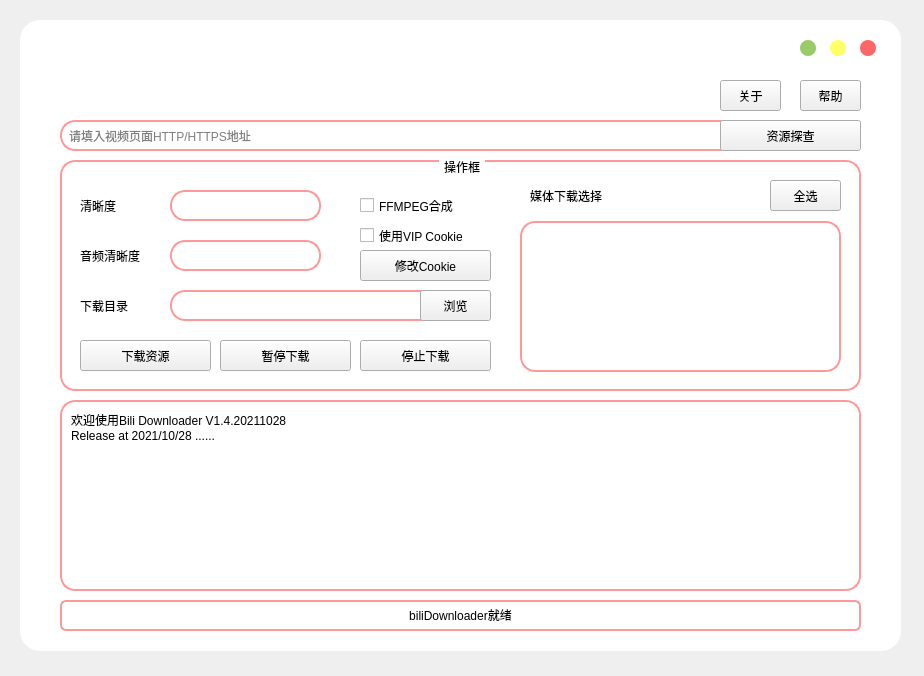
JimmyLiang-lzm/biliDownloader_GUI, file biliDownloader.ui: the form before one commit.
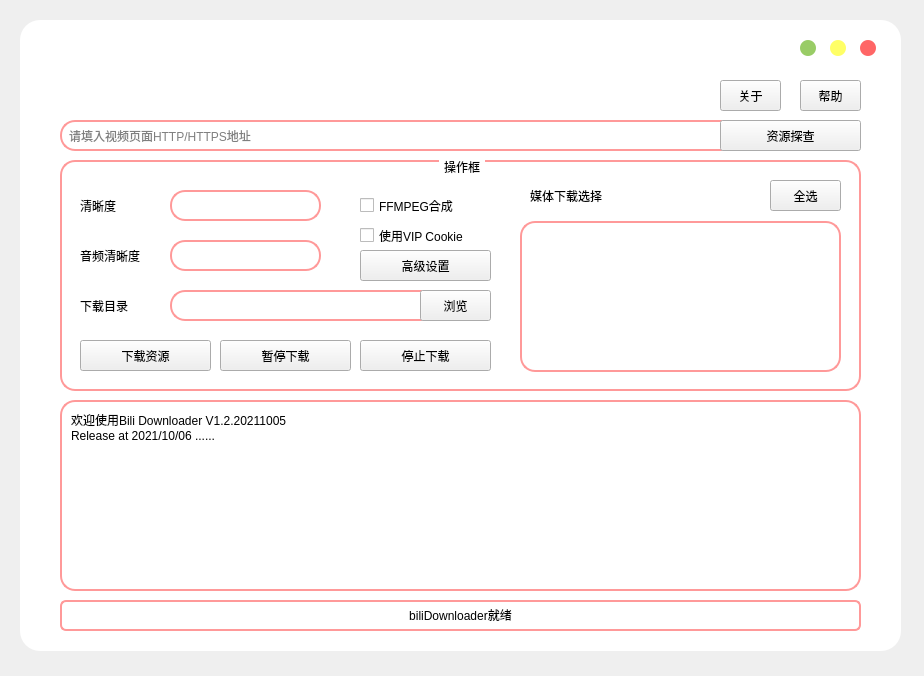
The form after the commit. Icons and pictures are not drawn.

Patch:
```diff
--- a/biliDownloader.ui
+++ b/biliDownloader.ui
@@ -297,8 +297,8 @@
       <bool>true</bool>
      </property>
      <property name="plainText">
-      <string>欢迎使用Bili Downloader V1.4.20211028
-Release at 2021/10/28 ......</string>
+      <string>欢迎使用Bili Downloader V1.2.20211005
+Release at 2021/10/06 ......</string>
      </property>
     </widget>
     <widget class="QGroupBox" name="groupBox">
@@ -539,7 +539,7 @@
        </rect>
       </property>
       <property name="text">
-       <string>修改Cookie</string>
+       <string>高级设置</string>
       </property>
      </widget>
     </widget>
```
Left out of the diff: 2 changed lines with no effect on the pictures.
